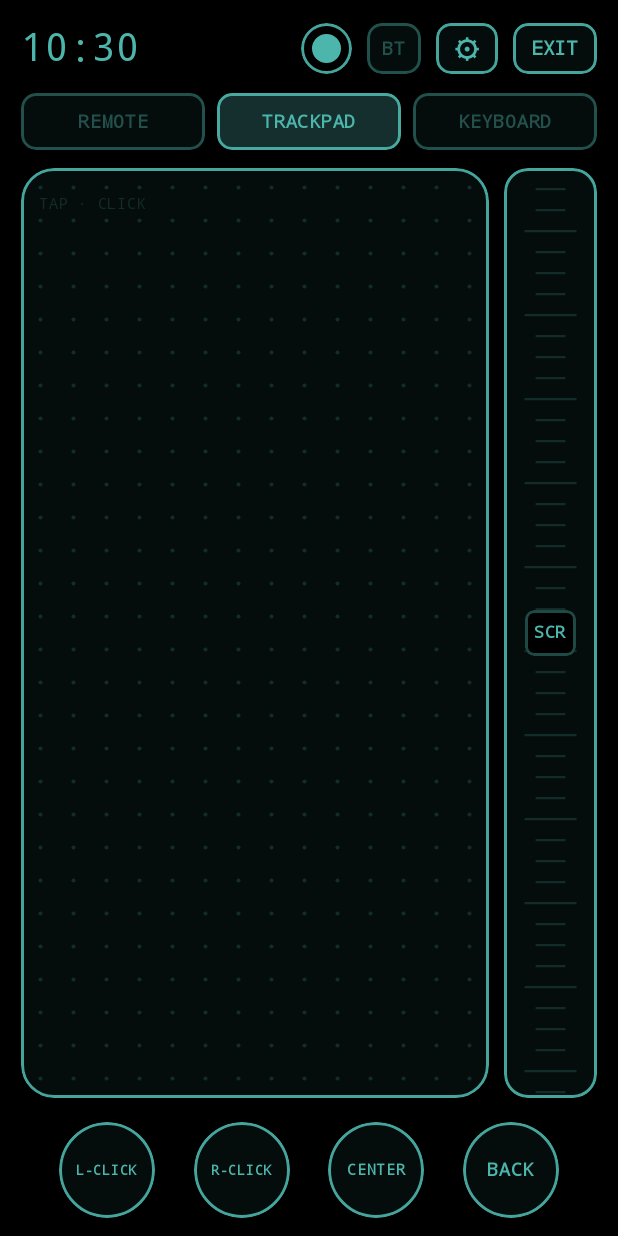
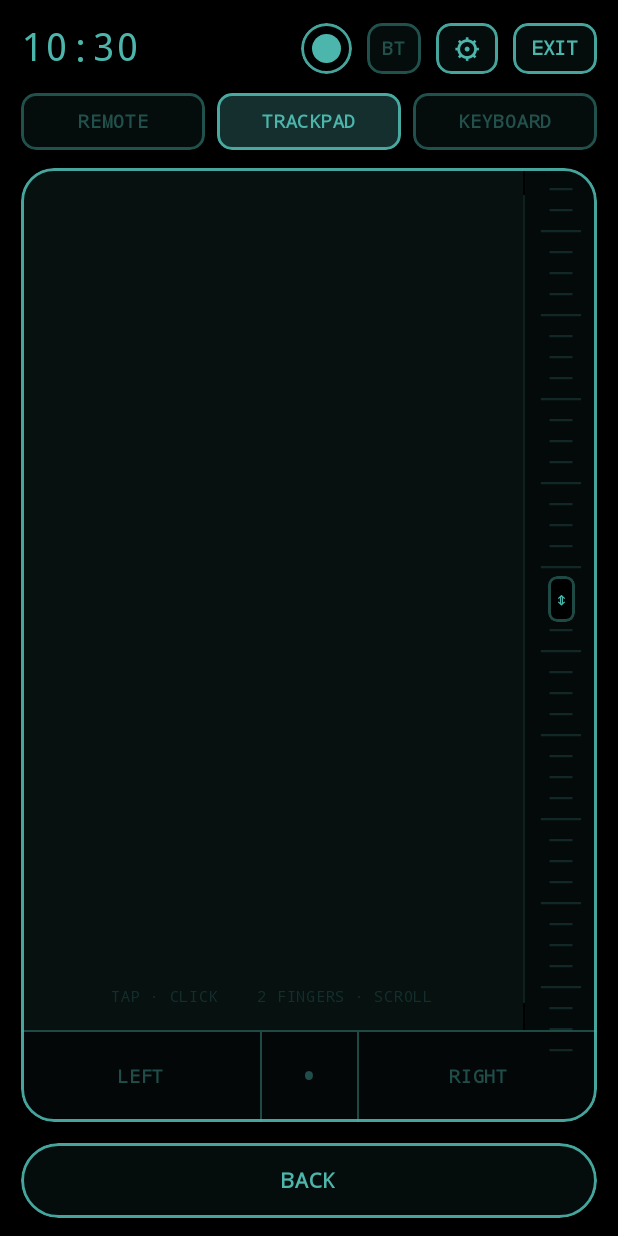
Before and after one commit to theboyjones-oss/ambient-remote, an Android app built with Jetpack Compose: the screen it shows after launch (AmbientRemoteActivity), after a tap on "TRACKPAD", on a phone screen of 412 x 824 dp. Run offline under Robolectric (Android 15) with nearby library versions, the phone set to English and light mode, and no system bars.

Commit message:
Laptop-style trackpad: smooth surface, scroll edge, attached click buttons, two-finger scroll/right-click
Co-Authored-By: Claude Opus 5.5 <noreply@anthropic.com>
Claude-Session: https://claude.ai/code/session_013kmryND9dLDVS9px7emNQV

```diff
--- a/app/src/main/java/com/example/ambientremote/ui/Components.kt
+++ b/app/src/main/java/com/example/ambientremote/ui/Components.kt
@@ -190,6 +190,7 @@ fun DragStrip(
     modifier: Modifier = Modifier,
     showTapButtons: Boolean = false,
     stepDp: Dp = 22.dp,
+    framed: Boolean = true,
 ) {
     val theme = LocalRemoteTheme.current
     val haptics = rememberHaptics()
@@ -199,10 +200,14 @@ fun DragStrip(
     val shape = RoundedCornerShape(16.dp)
 
     Column(
-        modifier
-            .clip(shape)
-            .background(theme.fill)
-            .border(WireBorder, theme.border, shape)
+        if (framed) {
+            modifier
+                .clip(shape)
+                .background(theme.fill)
+                .border(WireBorder, theme.border, shape)
+        } else {
+            modifier
+        }
     ) {
         if (showTapButtons) {
             StripTapButton("+") { sendNow(upCommand) }
--- a/app/src/main/java/com/example/ambientremote/ui/TrackpadTab.kt
+++ b/app/src/main/java/com/example/ambientremote/ui/TrackpadTab.kt
@@ -3,8 +3,11 @@ package com.example.ambientremote.ui
 import androidx.compose.foundation.Canvas
 import androidx.compose.foundation.background
 import androidx.compose.foundation.border
+import androidx.compose.foundation.clickable
 import androidx.compose.foundation.gestures.awaitEachGesture
 import androidx.compose.foundation.gestures.awaitFirstDown
+import androidx.compose.foundation.interaction.MutableInteractionSource
+import androidx.compose.foundation.interaction.collectIsPressedAsState
 import androidx.compose.foundation.layout.Box
 import androidx.compose.foundation.layout.Column
 import androidx.compose.foundation.layout.Row
@@ -30,77 +33,159 @@ import androidx.compose.ui.geometry.Offset
 import androidx.compose.ui.graphics.drawscope.Stroke
 import androidx.compose.ui.input.pointer.pointerInput
 import androidx.compose.ui.input.pointer.positionChange
+import androidx.compose.ui.text.font.FontWeight
 import androidx.compose.ui.unit.dp
 import androidx.compose.ui.unit.sp
+import kotlin.math.abs
+import kotlin.math.max
 
 private const val SENSITIVITY = 1.0f
 private const val SEND_INTERVAL_MS = 16L
 private const val TAP_MAX_MS = 280L
 
+/**
+ * Laptop-style trackpad: smooth surface with a scroll edge on the right,
+ * and physical-style left / middle / right buttons attached underneath.
+ */
 @Composable
 fun TrackpadTab(send: (String) -> Unit) {
+    val theme = LocalRemoteTheme.current
+    val shape = RoundedCornerShape(22.dp)
     Column(Modifier.fillMaxSize()) {
+        Column(
+            Modifier
+                .weight(1f)
+                .fillMaxWidth()
+                .clip(shape)
+                .border(WireBorder, theme.border, shape)
+        ) {
             Row(
                 Modifier
                     .weight(1f)
                     .fillMaxWidth()
             ) {
-            DotGridTrackpad(
+                TrackpadSurface(
                     send = send,
                     modifier = Modifier
                         .weight(1f)
                         .fillMaxHeight(),
                 )
-            Spacer(Modifier.width(10.dp))
+                Box(
+                    Modifier
+                        .width(1.dp)
+                        .fillMaxHeight()
+                        .padding(vertical = 18.dp)
+                        .background(theme.faint)
+                )
                 DragStrip(
-                label = "SCR",
+                    label = "⇕",
                     upCommand = "MOUSE_SCROLL_UP",
                     downCommand = "MOUSE_SCROLL_DOWN",
                     send = send,
                     stepDp = 18.dp,
+                    framed = false,
                     modifier = Modifier
-                    .width(62.dp)
-                    .fillMaxHeight(),
+                        .width(48.dp)
+                        .fillMaxHeight()
+                        .background(theme.accent.copy(alpha = 0.05f)),
                 )
             }
-        Spacer(Modifier.height(16.dp))
-        BottomButtonRow(
-            listOf(
-                "L-CLICK" to "MOUSE_CLICK",
-                "R-CLICK" to "MOUSE_RIGHT_CLICK",
-                "CENTER" to "MOUSE_CENTER",
-                "BACK" to "BACK",
-            ),
-            send,
+            Box(
+                Modifier
+                    .fillMaxWidth()
+                    .height(WireBorder)
+                    .background(theme.dim)
+            )
+            Row(
+                Modifier
+                    .fillMaxWidth()
+                    .height(60.dp)
+            ) {
+                ClickButton("LEFT", "MOUSE_CLICK", send, Modifier.weight(2f).fillMaxHeight())
+                ButtonDivider()
+                ClickButton("•", "MOUSE_CENTER", send, Modifier.weight(0.8f).fillMaxHeight())
+                ButtonDivider()
+                ClickButton("RIGHT", "MOUSE_RIGHT_CLICK", send, Modifier.weight(2f).fillMaxHeight())
+            }
+        }
+        Spacer(Modifier.height(14.dp))
+        WireButton(
+            label = "BACK",
+            onClick = { send("BACK") },
+            modifier = Modifier
+                .fillMaxWidth()
+                .height(50.dp),
+            shape = RoundedCornerShape(25.dp),
+            fontSize = 14.sp,
         )
     }
 }
 
-/** Drag = throttled relative MOUSE_MOVE deltas, quick tap = MOUSE_CLICK. */
 @Composable
-private fun DotGridTrackpad(send: (String) -> Unit, modifier: Modifier = Modifier) {
+private fun ButtonDivider() {
+    val theme = LocalRemoteTheme.current
+    Box(
+        Modifier
+            .width(WireBorder)
+            .fillMaxHeight()
+            .background(theme.dim)
+    )
+}
+
+@Composable
+private fun ClickButton(label: String, command: String, send: (String) -> Unit, modifier: Modifier) {
+    val theme = LocalRemoteTheme.current
+    val haptics = rememberHaptics()
+    val interaction = remember { MutableInteractionSource() }
+    val pressed by interaction.collectIsPressedAsState()
+    Box(
+        modifier
+            .background(if (pressed) theme.fillPressed else theme.accent.copy(alpha = 0.04f))
+            .clickable(interactionSource = interaction, indication = null) {
+                haptics.heavy()
+                send(command)
+            },
+        contentAlignment = Alignment.Center,
+    ) {
+        Text(
+            label,
+            color = if (pressed) theme.label else theme.dim,
+            fontSize = if (label.length == 1) 20.sp else 12.sp,
+            fontFamily = Mono,
+            fontWeight = FontWeight.Bold,
+        )
+    }
+}
+
+/**
+ * One finger: move the pointer (throttled MOUSE_MOVE deltas). Quick tap: left click.
+ * Two fingers: drag to scroll, quick tap to right click.
+ */
+@Composable
+private fun TrackpadSurface(send: (String) -> Unit, modifier: Modifier = Modifier) {
     val theme = LocalRemoteTheme.current
     val haptics = rememberHaptics()
     val sendNow by rememberUpdatedState(send)
-    var touch by remember { mutableStateOf<Offset?>(null) }
-    val shape = RoundedCornerShape(22.dp)
+    var touches by remember { mutableStateOf<List<Offset>>(emptyList()) }
 
     Box(
         modifier
-            .clip(shape)
-            .background(theme.fill)
-            .border(WireBorder, theme.border, shape)
+            .background(theme.accent.copy(alpha = 0.09f))
             .pointerInput(Unit) {
                 val slop = viewConfiguration.touchSlop
+                val scrollStep = 18.dp.toPx()
                 awaitEachGesture {
                     val down = awaitFirstDown()
                     down.consume()
-                    touch = down.position
+                    touches = listOf(down.position)
                     val downTime = down.uptimeMillis
                     var pendingX = 0f
                     var pendingY = 0f
                     var travelled = 0f
                     var moving = false
+                    var scrolled = false
+                    var scrollAcc = 0f
+                    var maxFingers = 1
                     var lastSent = downTime
 
                     fun flush() {
@@ -115,20 +200,49 @@ private fun DotGridTrackpad(send: (String) -> Unit, modifier: Modifier = Modifie
 
                     while (true) {
                         val event = awaitPointerEvent()
-                        val change = event.changes.firstOrNull { it.id == down.id } ?: break
-                        if (!change.pressed) {
-                            if (!moving && change.uptimeMillis - downTime <= TAP_MAX_MS) {
+                        val pressed = event.changes.filter { it.pressed }
+                        maxFingers = max(maxFingers, pressed.size)
+
+                        if (pressed.isEmpty()) {
+                            val upTime = event.changes.maxOfOrNull { it.uptimeMillis } ?: downTime
+                            if (!moving && !scrolled && upTime - downTime <= TAP_MAX_MS) {
                                 haptics.tap()
-                                sendNow("MOUSE_CLICK")
+                                sendNow(if (maxFingers >= 2) "MOUSE_RIGHT_CLICK" else "MOUSE_CLICK")
                             } else {
                                 flush()
                             }
-                            change.consume()
+                            event.changes.forEach { it.consume() }
                             break
                         }
+
+                        touches = pressed.map { it.position }
+
+                        if (pressed.size >= 2) {
+                            // Two-finger scroll (finger up = scroll up, like the scroll edge).
+                            val dy = pressed.map { it.positionChange().y }.average().toFloat()
+                            pressed.forEach { it.consume() }
+                            travelled += abs(dy)
+                            if (travelled > slop) scrolled = true
+                            if (scrolled) {
+                                scrollAcc += dy
+                                while (scrollAcc <= -scrollStep) {
+                                    scrollAcc += scrollStep
+                                    sendNow("MOUSE_SCROLL_UP")
+                                    haptics.tick()
+                                }
+                                while (scrollAcc >= scrollStep) {
+                                    scrollAcc -= scrollStep
+                                    sendNow("MOUSE_SCROLL_DOWN")
+                                    haptics.tick()
+                                }
+                            }
+                            continue
+                        }
+
+                        val change = pressed.first()
                         val delta = change.positionChange()
                         change.consume()
-                        touch = change.position
+                        if (maxFingers >= 2) continue // finishing a two-finger gesture
                         travelled += delta.getDistance()
                         if (!moving && travelled > slop) moving = true
                         if (moving) {
@@ -140,47 +254,30 @@ private fun DotGridTrackpad(send: (String) -> Unit, modifier: Modifier = Modifie
                             }
                         }
                     }
-                    touch = null
+                    touches = emptyList()
                 }
             },
     ) {
         Canvas(Modifier.fillMaxSize()) {
-            val step = 22.dp.toPx()
-            val radius = 1.4.dp.toPx()
-            val glow = 72.dp.toPx()
-            val cols = (size.width / step).toInt().coerceAtLeast(1)
-            val rows = (size.height / step).toInt().coerceAtLeast(1)
-            val offX = (size.width - (cols - 1) * step) / 2f
-            val offY = (size.height - (rows - 1) * step) / 2f
-            val t = touch
-            for (i in 0 until cols) {
-                for (j in 0 until rows) {
-                    val c = Offset(offX + i * step, offY + j * step)
-                    val near = t != null && (t - c).getDistance() < glow
-                    drawCircle(
-                        color = if (near) theme.dim else theme.faint,
-                        radius = if (near) radius * 1.5f else radius,
-                        center = c,
-                    )
-                }
-            }
-            if (t != null) {
+            val r = 26.dp.toPx()
+            touches.forEach { p ->
+                drawCircle(color = theme.accent.copy(alpha = 0.16f), radius = r, center = p)
                 drawCircle(
                     color = theme.border,
-                    radius = 24.dp.toPx(),
-                    center = t,
+                    radius = r,
+                    center = p,
                     style = Stroke(width = 1.5.dp.toPx()),
                 )
             }
         }
         Text(
-            "TAP · CLICK",
+            "TAP · CLICK    2 FINGERS · SCROLL",
             color = theme.faint,
             fontSize = 10.sp,
             fontFamily = Mono,
             modifier = Modifier
-                .align(Alignment.TopStart)
-                .padding(12.dp),
+                .align(Alignment.BottomCenter)
+                .padding(bottom = 10.dp),
         )
     }
 }
```
Lines whose indentation alone changed are shown as unchanged.
